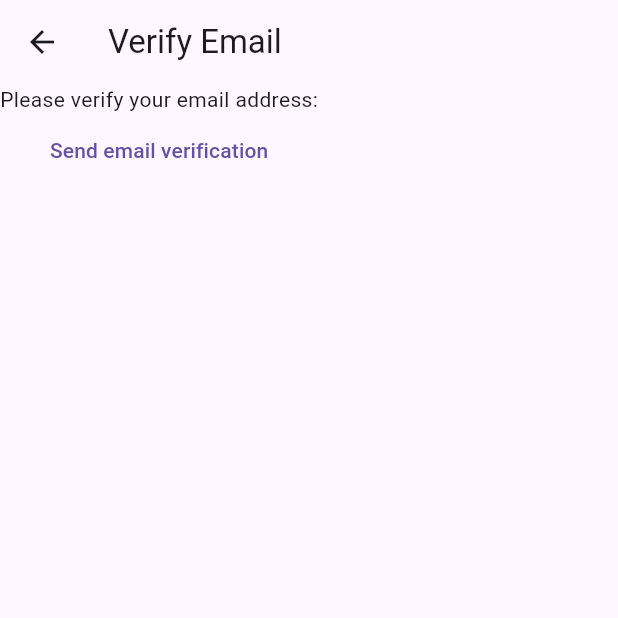
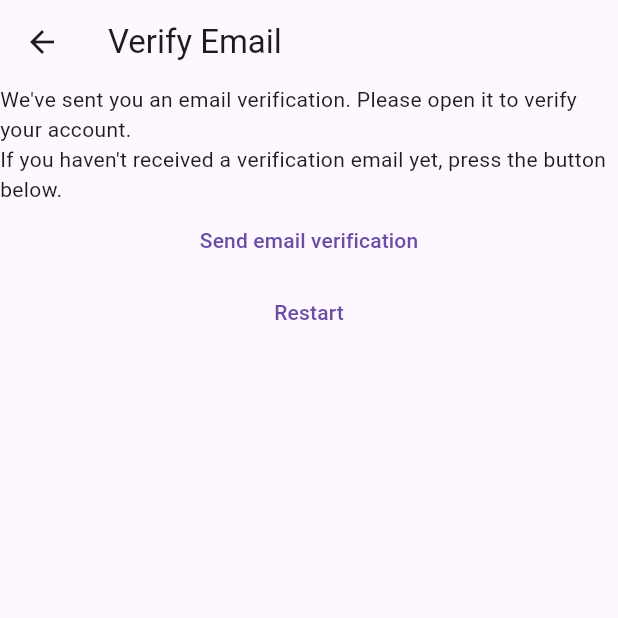
Before and after one commit to vegadelalyra/login_flutter, a Flutter app: the VerifyEmailView screen opened directly, on a phone screen of 412 x 824 dp, the top half of it. Run offline on Flutter 3.47's test engine with Material 3 defaults, Android fonts, the phone set to English and light mode, and no system bars; our stand-ins replace firebase_auth, firebase_core; accounts and stored records are empty.

Commit message:
feat: improve verification email view

```diff
--- /dev/null
+++ b/lib/constants/routes.dart
@@ -0,0 +1,4 @@
+const loginRoute = '/login/';
+const registerRoute = '/register/';
+const notesRoute = '/notes/';
+const verifyEmailRoute = '/verify-email/';
--- a/lib/views/verify_email_view.dart
+++ b/lib/views/verify_email_view.dart
@@ -1,5 +1,6 @@
 import 'package:firebase_auth/firebase_auth.dart';
 import 'package:flutter/material.dart';
+import 'package:mynotes/constants/routes.dart';
 
 class VerifyEmailView extends StatefulWidget {
   const VerifyEmailView({super.key});
@@ -15,13 +16,25 @@ class _VerifyEmailViewState extends State<VerifyEmailView> {
       appBar: AppBar(title: const Text('Verify Email')),
       body: Column(
         children: [
-          const Text('Please verify your email address:'),
+          const Text(
+              "We've sent you an email verification. Please open it to verify your account."),
+          const Text(
+              "If you haven't received a verification email yet, press the button below."),
           TextButton(
               onPressed: () async {
                 final user = FirebaseAuth.instance.currentUser;
                 await user?.sendEmailVerification();
               },
-              child: const Text('Send email verification'))
+              child: const Text('Send email verification')),
+          TextButton(
+              onPressed: () async {
+                await FirebaseAuth.instance.signOut();
+                if (context.mounted) {
+                  Navigator.of(context)
+                      .pushNamedAndRemoveUntil(registerRoute, (route) => false);
+                }
+              },
+              child: const Text('Restart'))
         ],
       ),
     );
```
Also changed, not shown: lib/main.dart (+6 -4 lines), lib/utilities/show_error_dialog.dart (added, +20 -0 lines), lib/views/login_view.dart (+17 -6 lines), lib/views/register_view.dart (+23 -8 lines).
